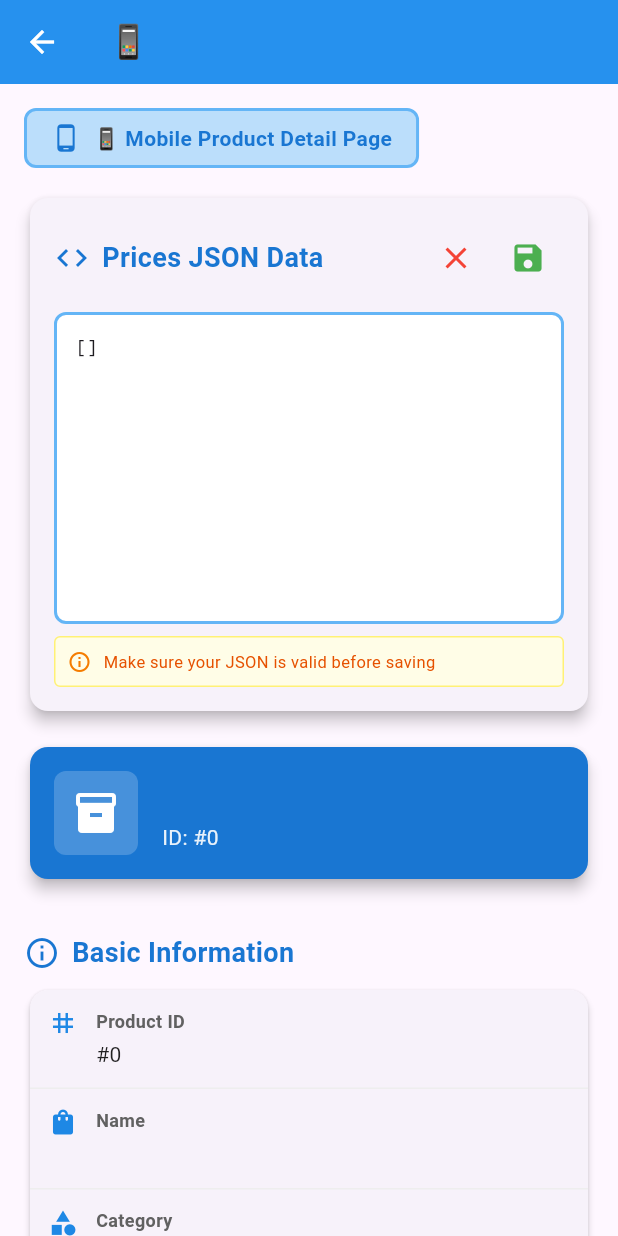
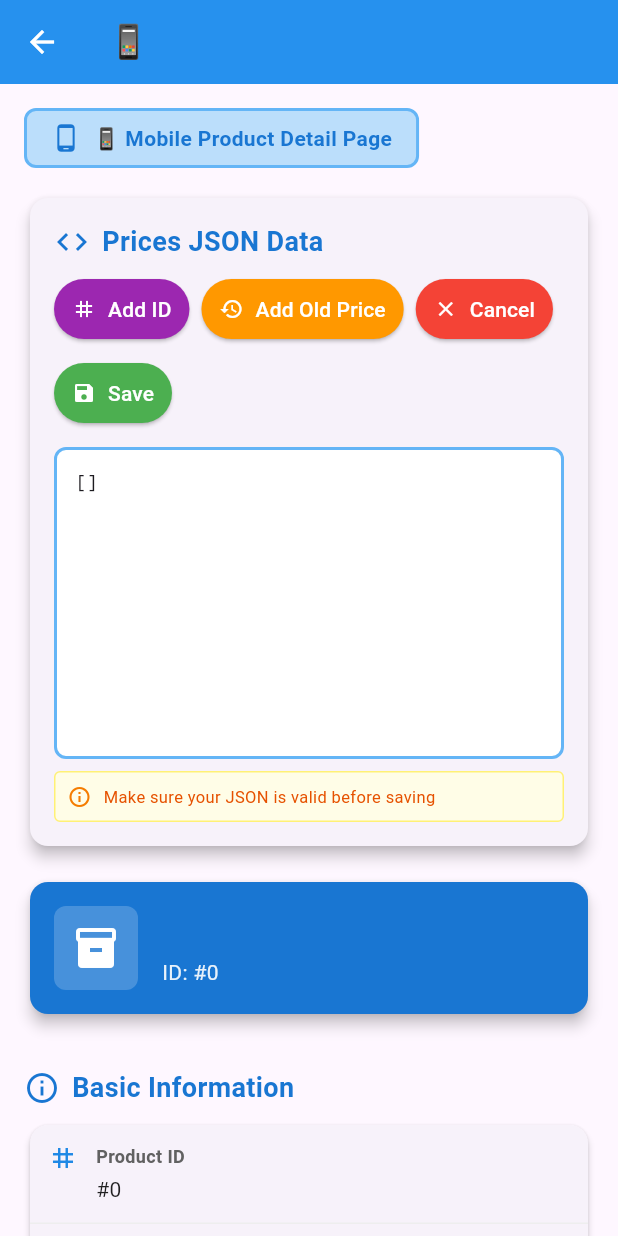
Before and after one commit to sm2irfan/backend, a Flutter app: the MobileProductDetailPage screen opened directly with empty values, after a tap on the "edit" icon, on a phone screen of 412 x 824 dp. Run offline on Flutter 3.47's test engine with Material 3 defaults, Android fonts, the phone set to English and light mode, and no system bars; our stand-ins replace cached_network_image, connectivity_plus, cross_file, equatable, file_picker, flutter_bloc and 4 more; missing offline and left inert: desktop_drop; accounts and stored records are empty.

Commit message:
feat: Add functionality to append IDs and old prices to JSON items in mobile product detail page

```diff
--- a/lib/components/product/mobile_product_detail_page.dart
+++ b/lib/components/product/mobile_product_detail_page.dart
@@ -54,6 +54,127 @@ class _MobileProductDetailPageState extends State<MobileProductDetailPage> {
       return true;
     } catch (e) {
       return false;
+    }
+  }
+
+  void _addIdToAllItems() {
+    final jsonText = _pricesJsonController.text.trim();
+
+    try {
+      final decoded = jsonDecode(jsonText);
+
+      // Check if it's a list
+      if (decoded is! List) {
+        ScaffoldMessenger.of(context).showSnackBar(
+          const SnackBar(
+            content: Text('JSON must be an array!'),
+            backgroundColor: Colors.red,
+          ),
+        );
+        return;
+      }
+
+      // Add id to each item if it doesn't already have one
+      List<Map<String, dynamic>> updatedList = [];
+      for (int i = 0; i < decoded.length; i++) {
+        if (decoded[i] is Map<String, dynamic>) {
+          Map<String, dynamic> item = Map<String, dynamic>.from(decoded[i]);
+          // Add id as the first property
+          Map<String, dynamic> newItem = {'id': '${i + 1}'};
+          item.forEach((key, value) {
+            if (key != 'id') {
+              newItem[key] = value;
+            }
+          });
+          updatedList.add(newItem);
+        }
+      }
+
+      // Format and update the text field
+      const encoder = JsonEncoder.withIndent('  ');
+      setState(() {
+        _pricesJsonController.text = encoder.convert(updatedList);
+      });
+
+      ScaffoldMessenger.of(context).showSnackBar(
+        SnackBar(
+          content: Text('Added ID to ${updatedList.length} item(s)'),
+          backgroundColor: Colors.green,
+        ),
+      );
+    } catch (e) {
+      ScaffoldMessenger.of(context).showSnackBar(
+        SnackBar(
+          content: Text('Error adding IDs: $e'),
+          backgroundColor: Colors.red,
+        ),
+      );
+    }
+  }
+
+  void _addOldPriceToAllItems() {
+    final jsonText = _pricesJsonController.text.trim();
+
+    try {
+      final decoded = jsonDecode(jsonText);
+
+      // Check if it's a list
+      if (decoded is! List) {
+        ScaffoldMessenger.of(context).showSnackBar(
+          const SnackBar(
+            content: Text('JSON must be an array!'),
+            backgroundColor: Colors.red,
+          ),
+        );
+        return;
+      }
+
+      // Add old_price to each item
+      List<Map<String, dynamic>> updatedList = [];
+      for (int i = 0; i < decoded.length; i++) {
+        if (decoded[i] is Map<String, dynamic>) {
+          Map<String, dynamic> item = Map<String, dynamic>.from(decoded[i]);
+          // Preserve id first, then add other fields, then old_price
+          Map<String, dynamic> newItem = {};
+
+          // Add id first if it exists
+          if (item.containsKey('id')) {
+            newItem['id'] = item['id'];
+          }
+
+          // Add all other fields except id and old_price
+          item.forEach((key, value) {
+            if (key != 'id' && key != 'old_price') {
+              newItem[key] = value;
+            }
+          });
+
+          // Add old_price at the end
+          newItem['old_price'] = item.containsKey('old_price') ? item['old_price'] : '1';
+
+          updatedList.add(newItem);
+        }
+      }
+
+      // Format and update the text field
+      const encoder = JsonEncoder.withIndent('  ');
+      setState(() {
+        _pricesJsonController.text = encoder.convert(updatedList);
+      });
+
+      ScaffoldMessenger.of(context).showSnackBar(
+        SnackBar(
+          content: Text('Added old_price to ${updatedList.length} item(s)'),
+          backgroundColor: Colors.green,
+        ),
+      );
+    } catch (e) {
+      ScaffoldMessenger.of(context).showSnackBar(
+        SnackBar(
+          content: Text('Error adding old_price: $e'),
+          backgroundColor: Colors.red,
+        ),
+      );
     }
   }
 
@@ -257,10 +378,43 @@ class _MobileProductDetailPageState extends State<MobileProductDetailPage> {
                         _isEditing = true;
                       });
                     },
-                  )
-                else ...[
-                  IconButton(
-                    icon: const Icon(Icons.close, color: Colors.red),
+                  ),
+              ],
+            ),
+            if (_isEditing) ...[
+              const SizedBox(height: 8),
+              Wrap(
+                spacing: 8,
+                runSpacing: 8,
+                children: [
+                  ElevatedButton.icon(
+                    icon: const Icon(Icons.tag, size: 16),
+                    label: const Text('Add ID'),
+                    style: ElevatedButton.styleFrom(
+                      backgroundColor: Colors.purple,
+                      foregroundColor: Colors.white,
+                      padding: const EdgeInsets.symmetric(horizontal: 12, vertical: 8),
+                    ),
+                    onPressed: _addIdToAllItems,
+                  ),
+                  ElevatedButton.icon(
+                    icon: const Icon(Icons.history, size: 16),
+                    label: const Text('Add Old Price'),
+                    style: ElevatedButton.styleFrom(
+                      backgroundColor: Colors.orange,
+                      foregroundColor: Colors.white,
+                      padding: const EdgeInsets.symmetric(horizontal: 12, vertical: 8),
+                    ),
+                    onPressed: _addOldPriceToAllItems,
+                  ),
+                  ElevatedButton.icon(
+                    icon: const Icon(Icons.close, size: 16),
+                    label: const Text('Cancel'),
+                    style: ElevatedButton.styleFrom(
+                      backgroundColor: Colors.red,
+                      foregroundColor: Colors.white,
+                      padding: const EdgeInsets.symmetric(horizontal: 12, vertical: 8),
+                    ),
                     onPressed: () {
                       setState(() {
                         _isEditing = false;
@@ -270,19 +424,25 @@ class _MobileProductDetailPageState extends State<MobileProductDetailPage> {
                       });
                     },
                   ),
-                  IconButton(
+                  ElevatedButton.icon(
                     icon: _isSaving
                         ? const SizedBox(
-                            width: 20,
-                            height: 20,
-                            child: CircularProgressIndicator(strokeWidth: 2),
+                            width: 16,
+                            height: 16,
+                            child: CircularProgressIndicator(strokeWidth: 2, color: Colors.white),
                           )
-                        : const Icon(Icons.save, color: Colors.green),
+                        : const Icon(Icons.save, size: 16),
+                    label: const Text('Save'),
+                    style: ElevatedButton.styleFrom(
+                      backgroundColor: Colors.green,
+                      foregroundColor: Colors.white,
+                      padding: const EdgeInsets.symmetric(horizontal: 12, vertical: 8),
+                    ),
                     onPressed: _isSaving ? null : _saveJson,
                   ),
                 ],
-              ],
-            ),
+              ),
+            ],
             const SizedBox(height: 12),
             Container(
               padding: const EdgeInsets.all(12),
```
